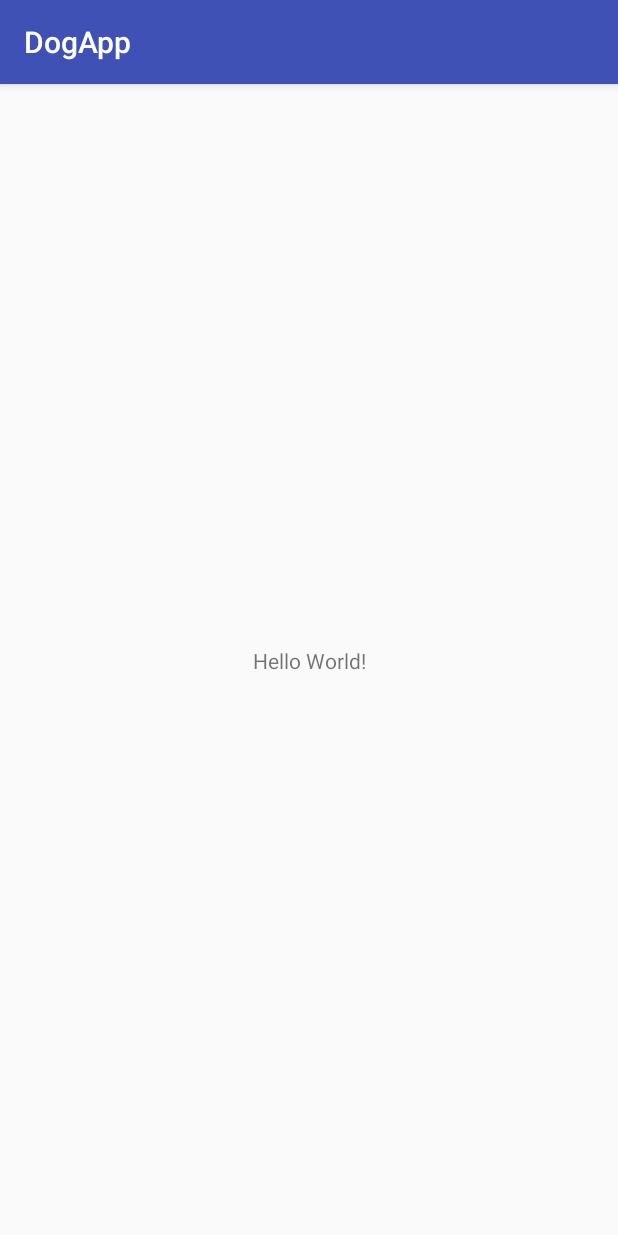
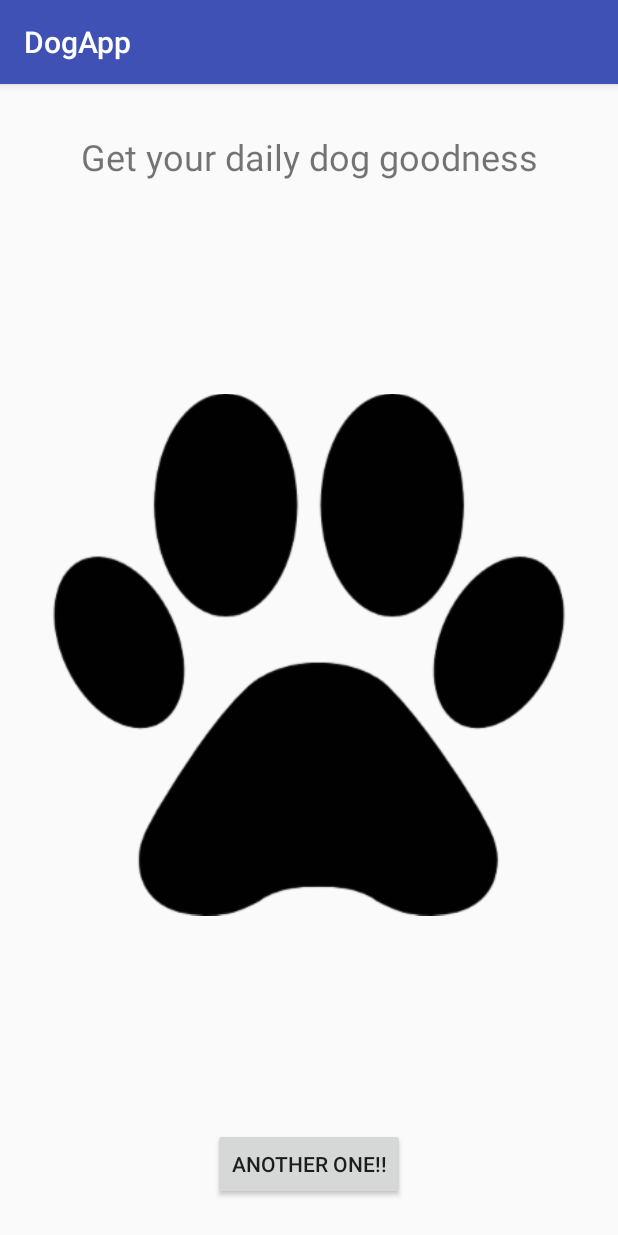
Before and after one commit to ivanebernal/dogApp, an Android app: the screen it shows after launch (MainActivity), on a phone screen of 412 x 824 dp. Run offline under Robolectric (Android 15) with nearby library versions, the phone set to English and light mode, and no system bars; our stand-ins replace ButterKnife, Picasso; pictures from the network do not load; 3 statements that could not run were skipped.

Commit message:
Added functionality

```diff
--- a/app/build.gradle
+++ b/app/build.gradle
@@ -30,9 +30,12 @@ dependencies {
     implementation 'com.squareup.retrofit2:retrofit:2.3.0'
     implementation 'com.squareup.okhttp3:okhttp:3.9.1'
     implementation 'com.google.code.gson:gson:2.8.2'
+    implementation 'com.squareup.retrofit2:converter-gson:2.3.0'
     implementation 'com.squareup.picasso:picasso:2.5.2'
+    implementation 'com.jakewharton:butterknife:8.8.1'
+    kapt 'com.jakewharton:butterknife-compiler:8.8.1'
     implementation 'com.google.dagger:dagger:2.11'
-    annotationProcessor 'com.google.dagger:dagger-compiler:2.11'
+    kapt 'com.google.dagger:dagger-compiler:2.11'
     testImplementation 'junit:junit:4.12'
     androidTestImplementation 'com.android.support.test:runner:1.0.1'
     androidTestImplementation 'com.android.support.test.espresso:espresso-core:3.0.1'
--- a/app/src/main/AndroidManifest.xml
+++ b/app/src/main/AndroidManifest.xml
@@ -1,6 +1,8 @@
 <?xml version="1.0" encoding="utf-8"?>
 <manifest xmlns:android="http://schemas.android.com/apk/res/android"
     package="com.ivanebernal.dogapp">
+
+    <uses-permission android:name="android.permission.INTERNET"/>
 
     <application
         android:allowBackup="true"
--- /dev/null
+++ b/app/src/main/java/com/ivanebernal/dogapp/DogService.kt
@@ -0,0 +1,12 @@
+package com.ivanebernal.dogapp
+
+import retrofit2.Call
+import retrofit2.http.GET
+
+/**
+ * Created by iesparza on 2/21/18.
+ */
+interface DogService {
+    @GET("breeds/image/random")
+    fun getRandomDogImage(): Call<DogImage>
+}
--- a/app/src/main/java/com/ivanebernal/dogapp/MainActivity.kt
+++ b/app/src/main/java/com/ivanebernal/dogapp/MainActivity.kt
@@ -1,12 +1,88 @@
 package com.ivanebernal.dogapp
 
+import android.os.Bundle
+import android.os.PersistableBundle
 import android.support.v7.app.AppCompatActivity
-import android.os.Bundle
+import android.widget.ImageView
+import android.widget.Toast
+import butterknife.BindView
+import butterknife.ButterKnife
+import butterknife.OnClick
+import com.squareup.picasso.Picasso
+import retrofit2.Call
+import retrofit2.Callback
+import retrofit2.Response
+import retrofit2.Retrofit
+import retrofit2.converter.gson.GsonConverterFactory
 
 class MainActivity : AppCompatActivity() {
+    private val DOG_URL = "DOG_URL"
+
+    @BindView(R.id.dog_imageview) lateinit var dogImageView: ImageView
+
+    private lateinit var dogService: DogService
+    private var currentDogUrl: String? = null
 
     override fun onCreate(savedInstanceState: Bundle?) {
         super.onCreate(savedInstanceState)
         setContentView(R.layout.activity_main)
+        ButterKnife.bind(this)
+        createDogService()
+        if (savedInstanceState == null) changeDogImage()
+        else {
+            val url = savedInstanceState.getString(DOG_URL, "")
+            currentDogUrl = url
+            setDogImage(url)
+        }
+    }
+
+    override fun onSaveInstanceState(outState: Bundle?) {
+        outState?.putString(DOG_URL, currentDogUrl)
+        super.onSaveInstanceState(outState)
+
+    }
+
+    @OnClick(R.id.another_dog_button)
+    fun onAnotherDogClicked() {
+        changeDogImage()
+    }
+
+    private fun changeDogImage() {
+        dogService.getRandomDogImage().enqueue(object : Callback<DogImage> {
+            override fun onFailure(call: Call<DogImage>?, t: Throwable?) {
+                setDogErrorImage()
+                showErrorToast()
+            }
+
+            override fun onResponse(call: Call<DogImage>?, response: Response<DogImage>?) {
+                val dogImage = response?.body()
+                currentDogUrl = dogImage?.message
+                if (dogImage?.status == "success") setDogImage(dogImage.message)
+                else {
+                    setDogErrorImage()
+                    showErrorToast()
+                }
+            }
+        })
+    }
+
+    private fun createDogService() {
+        val retrofit = Retrofit.Builder()
+                .addConverterFactory(GsonConverterFactory.create())
+                .baseUrl("https://dog.ceo/api/")
+                .build()
+        dogService = retrofit.create(DogService::class.java)
+    }
+
+    private fun setDogImage(url: String) {
+        Picasso.with(this).load(url).into(dogImageView)
+    }
+
+    private fun setDogErrorImage() {
+        Picasso.with(this).load(R.drawable.dogerror).into(dogImageView)
+    }
+
+    private fun showErrorToast() {
+        Toast.makeText(this, R.string.something_went_wrong, Toast.LENGTH_LONG).show()
     }
 }
--- a/app/src/main/res/layout/activity_main.xml
+++ b/app/src/main/res/layout/activity_main.xml
@@ -6,13 +6,43 @@
     android:layout_height="match_parent"
     tools:context="com.ivanebernal.dogapp.MainActivity">
 
+    <ImageView
+        android:id="@+id/dog_imageview"
+        android:layout_width="0dp"
+        android:layout_height="0dp"
+        android:layout_marginBottom="24dp"
+        android:layout_marginEnd="32dp"
+        android:layout_marginStart="32dp"
+        android:layout_marginTop="24dp"
+        app:layout_constraintBottom_toTopOf="@+id/another_dog_button"
+        app:layout_constraintEnd_toEndOf="parent"
+        app:layout_constraintStart_toStartOf="parent"
+        app:layout_constraintTop_toBottomOf="@+id/title"
+        app:srcCompat="@drawable/dog_paw" />
+
     <TextView
+        android:id="@+id/title"
         android:layout_width="wrap_content"
         android:layout_height="wrap_content"
-        android:text="Hello World!"
-        app:layout_constraintBottom_toBottomOf="parent"
-        app:layout_constraintLeft_toLeftOf="parent"
-        app:layout_constraintRight_toRightOf="parent"
+        android:layout_marginEnd="8dp"
+        android:layout_marginStart="8dp"
+        android:layout_marginTop="32dp"
+        android:text="@string/daily_dog_goodness"
+        android:textSize="24sp"
+        app:layout_constraintEnd_toEndOf="parent"
+        app:layout_constraintStart_toStartOf="parent"
         app:layout_constraintTop_toTopOf="parent" />
 
+    <Button
+        android:id="@+id/another_dog_button"
+        android:layout_width="wrap_content"
+        android:layout_height="wrap_content"
+        android:layout_marginBottom="24dp"
+        android:layout_marginEnd="8dp"
+        android:layout_marginStart="8dp"
+        android:text="@string/another_one"
+        app:layout_constraintBottom_toBottomOf="parent"
+        app:layout_constraintEnd_toEndOf="parent"
+        app:layout_constraintStart_toStartOf="parent" />
+
 </android.support.constraint.ConstraintLayout>
--- a/app/src/main/res/values/strings.xml
+++ b/app/src/main/res/values/strings.xml
@@ -1,3 +1,6 @@
 <resources>
     <string name="app_name">DogApp</string>
+    <string name="daily_dog_goodness">Get your daily dog goodness</string>
+    <string name="another_one">Another one!!</string>
+    <string name="something_went_wrong">Oops... something went wrong. Please try again!</string>
 </resources>
```
Also changed, not shown: app/src/main/java/com/ivanebernal/dogapp/DogImage.kt (added, +12 -0 lines), app/src/main/res/drawable-hdpi/dog_paw.png (added), app/src/main/res/drawable-hdpi/dogerror.png (added), app/src/main/res/drawable-mdpi/dog_paw.png (added), app/src/main/res/drawable-mdpi/dogerror.png (added), app/src/main/res/drawable-xhdpi/dog_paw.png (added), app/src/main/res/drawable-xhdpi/dogerror.png (added), app/src/main/res/drawable-xxhdpi/dog_paw.png (added), app/src/main/res/drawable-xxhdpi/dogerror.png (added), app/src/main/res/drawable-xxxhdpi/dog_paw.png (added), app/src/main/res/drawable-xxxhdpi/dogerror.png (added).
